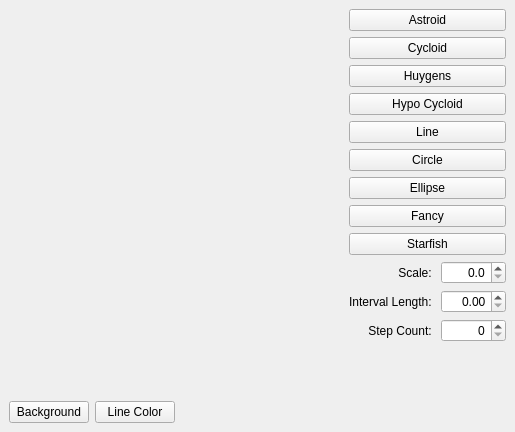
The window that mainwindow.ui (Naugrim01/QtCurvesCPP) describes before a commit, drawn with Qt 5.
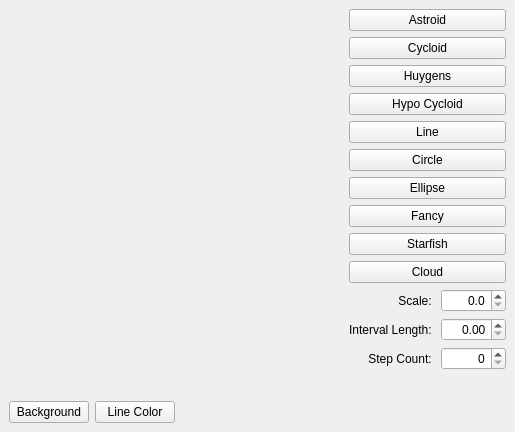
The same window after the commit. Custom widgets are drawn as their Qt base class.

Commit message: add cloud shape

The edit to the form file:
```diff
--- a/mainwindow.ui
+++ b/mainwindow.ui
@@ -118,6 +118,13 @@
         </property>
        </widget>
       </item>
+      <item>
+       <widget class="QPushButton" name="btnCloud">
+        <property name="text">
+         <string>Cloud</string>
+        </property>
+       </widget>
+      </item>
       <item>
        <layout class="QHBoxLayout" name="horizontalLayout">
         <item>
```
The commit also changes 4 other files.
